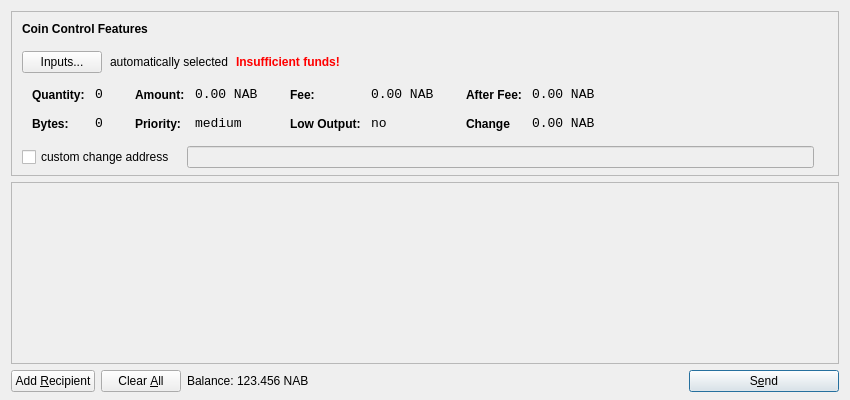
Above: src/qt/forms/sendcoinsdialog.ui from sherlockcoin/navbetatest before the change. Below: the same form after it.
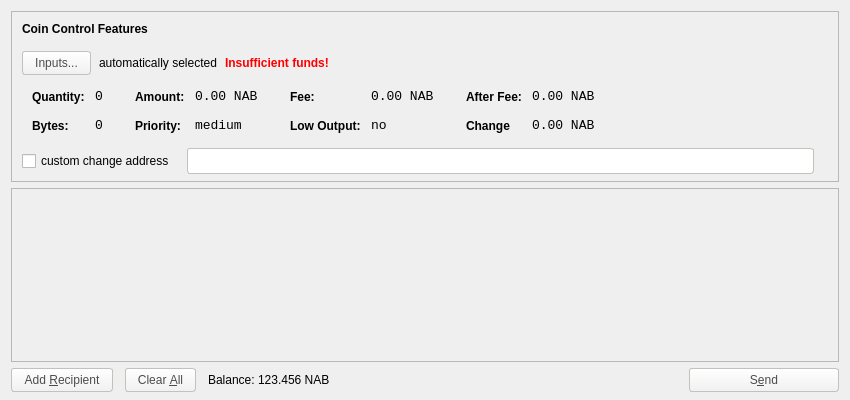
That is the form after the change. Icons and pictures are not drawn.

```diff
--- a/src/qt/forms/sendcoinsdialog.ui
+++ b/src/qt/forms/sendcoinsdialog.ui
@@ -107,7 +107,11 @@
           <item>
            <widget class="QPushButton" name="pushButtonCoinControl">
             <property name="styleSheet">
-             <string notr="true"/>
+             <string notr="true">background-color: qlineargradient(spread:pad, x1:0, y1:1, x2:0, y2:0, stop:0 rgb(240,240,240), stop:1 rgb(255, 255, 255));
+border-radius:3px;
+border: 1px solid #C4C1BD;
+color: #4C4C4C;
+padding: 4px 12px;</string>
             </property>
             <property name="text">
              <string>Inputs...</string>
@@ -574,6 +578,13 @@
               <verstretch>0</verstretch>
              </sizepolicy>
             </property>
+            <property name="styleSheet">
+             <string notr="true">background-color: rgb(255,255,255);
+border-radius:3px;
+border: 1px solid #C4C1BD;
+color: #4C4C4C;
+padding: 4px;</string>
+            </property>
            </widget>
           </item>
           <item>
@@ -628,8 +639,8 @@
        <rect>
         <x>0</x>
         <y>0</y>
-        <width>826</width>
-        <height>143</height>
+        <width>830</width>
+        <height>150</height>
        </rect>
       </property>
       <layout class="QVBoxLayout" name="verticalLayout_2">
@@ -667,6 +678,14 @@
        <property name="toolTip">
         <string>Send to multiple recipients at once</string>
        </property>
+       <property name="styleSheet">
+        <string notr="true">background-color: qlineargradient(spread:pad, x1:0, y1:1, x2:0, y2:0, stop:0 rgb(240,240,240), stop:1 rgb(255, 255, 255));
+border-radius:3px;
+border: 1px solid #C4C1BD;
+color: #4C4C4C;
+padding: 4px 12px;
+margin: 0px 6px 0px 0px;</string>
+       </property>
        <property name="text">
         <string>Add &amp;Recipient</string>
        </property>
@@ -690,6 +709,14 @@
        <property name="toolTip">
         <string>Remove all transaction fields</string>
        </property>
+       <property name="styleSheet">
+        <string notr="true">background-color: qlineargradient(spread:pad, x1:0, y1:1, x2:0, y2:0, stop:0 rgb(240,240,240), stop:1 rgb(255, 255, 255));
+border-radius:3px;
+border: 1px solid #C4C1BD;
+color: #4C4C4C;
+padding: 4px 12px;
+margin: 0px 6px 0px 0px;</string>
+       </property>
        <property name="text">
         <string>Clear &amp;All</string>
        </property>
@@ -768,6 +795,13 @@
        <property name="toolTip">
         <string>Confirm the send action</string>
        </property>
+       <property name="styleSheet">
+        <string notr="true">background-color: qlineargradient(spread:pad, x1:0, y1:1, x2:0, y2:0, stop:0 rgb(240,240,240), stop:1 rgb(255, 255, 255));
+border-radius:3px;
+border: 1px solid #C4C1BD;
+color: #4C4C4C;
+padding: 4px 12px;</string>
+       </property>
        <property name="text">
         <string>S&amp;end</string>
        </property>
```
Left out of the diff: 24 changed lines with no effect on the pictures.
